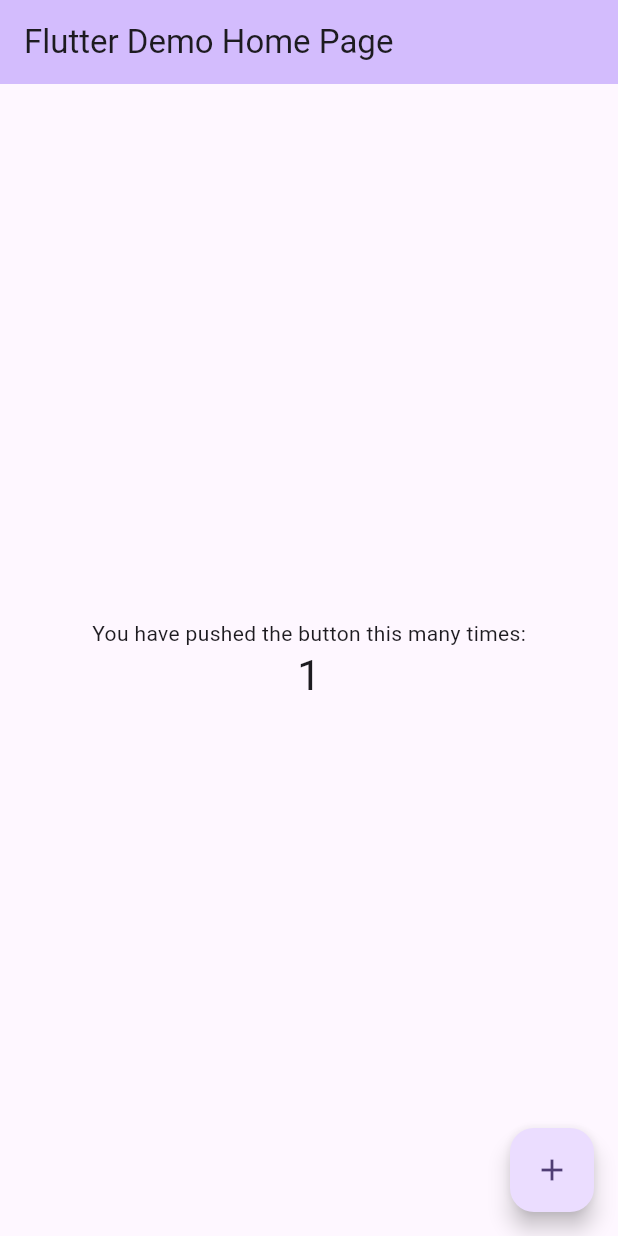
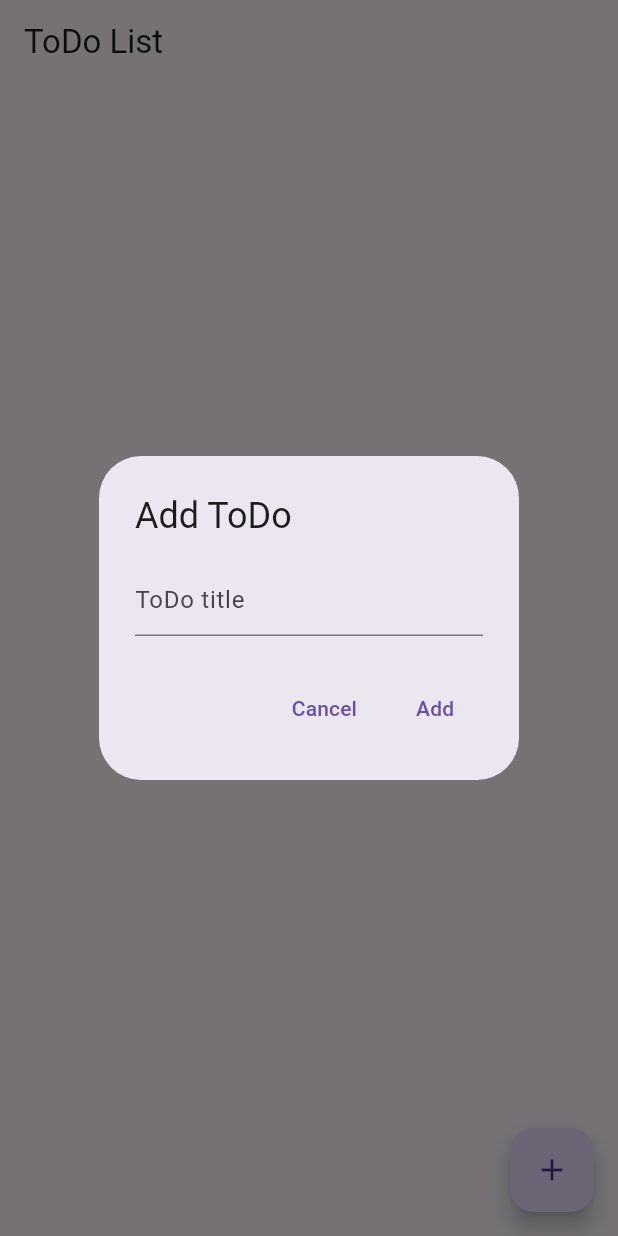
Before and after one commit to you22fy/flutter100, a Flutter app: the screen it shows after launch, after a tap on the "add" icon, on a phone screen of 412 x 824 dp. Run offline on Flutter 3.47's test engine with Material 3 defaults, Android fonts, the light colour scheme and no system bars; our stand-ins replace flutter_hooks, flutter_riverpod, hooks_riverpod.

Commit message:
add/機能のみ実装

```diff
--- a/app03_todo/lib/main.dart
+++ b/app03_todo/lib/main.dart
@@ -1,125 +1,91 @@
+import 'package:app03_todo/provider.dart';
+import 'package:app03_todo/todo.dart';
 import 'package:flutter/material.dart';
+import 'package:hooks_riverpod/hooks_riverpod.dart';
 
 void main() {
-  runApp(const MyApp());
+  runApp(
+    const ProviderScope(
+      child: MyApp(),
+    ),
+  );
 }
 
 class MyApp extends StatelessWidget {
   const MyApp({super.key});
 
-  // This widget is the root of your application.
   @override
   Widget build(BuildContext context) {
-    return MaterialApp(
-      title: 'Flutter Demo',
-      theme: ThemeData(
-        // This is the theme of your application.
-        //
-        // TRY THIS: Try running your application with "flutter run". You'll see
-        // the application has a purple toolbar. Then, without quitting the app,
-        // try changing the seedColor in the colorScheme below to Colors.green
-        // and then invoke "hot reload" (save your changes or press the "hot
-        // reload" button in a Flutter-supported IDE, or press "r" if you used
-        // the command line to start the app).
-        //
-        // Notice that the counter didn't reset back to zero; the application
-        // state is not lost during the reload. To reset the state, use hot
-        // restart instead.
-        //
-        // This works for code too, not just values: Most code changes can be
-        // tested with just a hot reload.
-        colorScheme: ColorScheme.fromSeed(seedColor: Colors.deepPurple),
-        useMaterial3: true,
-      ),
-      home: const MyHomePage(title: 'Flutter Demo Home Page'),
+    return const MaterialApp(
+      home: TodoListPage(),
     );
   }
 }
 
-class MyHomePage extends StatefulWidget {
-  const MyHomePage({super.key, required this.title});
-
-  // This widget is the home page of your application. It is stateful, meaning
-  // that it has a State object (defined below) that contains fields that affect
-  // how it looks.
-
-  // This class is the configuration for the state. It holds the values (in this
-  // case the title) provided by the parent (in this case the App widget) and
-  // used by the build method of the State. Fields in a Widget subclass are
-  // always marked "final".
-
-  final String title;
+class TodoListPage extends ConsumerWidget {
+  const TodoListPage({super.key});
 
   @override
-  State<MyHomePage> createState() => _MyHomePageState();
-}
+  Widget build(BuildContext context, WidgetRef ref) {
+    List<Todo> todos = ref.watch(todoListProvider);
 
-class _MyHomePageState extends State<MyHomePage> {
-  int _counter = 0;
-
-  void _incrementCounter() {
-    setState(() {
-      // This call to setState tells the Flutter framework that something has
-      // changed in this State, which causes it to rerun the build method below
-      // so that the display can reflect the updated values. If we changed
-      // _counter without calling setState(), then the build method would not be
-      // called again, and so nothing would appear to happen.
-      _counter++;
-    });
+    return Scaffold(
+      appBar: AppBar(title: const Text('ToDo List')),
+      body: ListView.builder(
+        itemCount: todos.length,
+        itemBuilder: (context, index) {
+          final todo = todos[index];
+          return ListTile(
+            title: Text(todo.title),
+            leading: Checkbox(
+              value: todo.completed,
+              onChanged: (bool? value) {
+                ref.read(todoListProvider.notifier).toggle(todo.id);
+              },
+            ),
+            trailing: IconButton(
+              icon: const Icon(Icons.delete),
+              onPressed: () {
+                ref.read(todoListProvider.notifier).remove(todo);
+              },
+            ),
+          );
+        },
+      ),
+      floatingActionButton: FloatingActionButton(
+        child: const Icon(Icons.add),
+        onPressed: () => _showAddTodoDialog(context, ref),
+      ),
+    );
   }
 
-  @override
-  Widget build(BuildContext context) {
-    // This method is rerun every time setState is called, for instance as done
-    // by the _incrementCounter method above.
-    //
-    // The Flutter framework has been optimized to make rerunning build methods
-    // fast, so that you can just rebuild anything that needs updating rather
-    // than having to individually change instances of widgets.
-    return Scaffold(
-      appBar: AppBar(
-        // TRY THIS: Try changing the color here to a specific color (to
-        // Colors.amber, perhaps?) and trigger a hot reload to see the AppBar
-        // change color while the other colors stay the same.
-        backgroundColor: Theme.of(context).colorScheme.inversePrimary,
-        // Here we take the value from the MyHomePage object that was created by
-        // the App.build method, and use it to set our appbar title.
-        title: Text(widget.title),
+  void _showAddTodoDialog(BuildContext context, WidgetRef ref) {
+    TextEditingController controller = TextEditingController();
+    showDialog(
+      context: context,
+      builder: (context) => AlertDialog(
+        title: const Text('Add ToDo'),
+        content: TextField(
+          controller: controller,
+          decoration: const InputDecoration(hintText: 'ToDo title'),
+        ),
+        actions: <Widget>[
+          TextButton(
+            child: const Text('Cancel'),
+            onPressed: () => Navigator.of(context).pop(),
+          ),
+          TextButton(
+            child: const Text('Add'),
+            onPressed: () {
+              final title = controller.text.trim();
+              if (title.isNotEmpty) {
+                ref.read(todoListProvider.notifier).add(title);
+                Navigator.of(context).pop();
+              }
+            },
+          ),
+        ],
       ),
-      body: Center(
-        // Center is a layout widget. It takes a single child and positions it
-        // in the middle of the parent.
-        child: Column(
-          // Column is also a layout widget. It takes a list of children and
-          // arranges them vertically. By default, it sizes itself to fit its
-          // children horizontally, and tries to be as tall as its parent.
-          //
-          // Column has various properties to control how it sizes itself and
-          // how it positions its children. Here we use mainAxisAlignment to
-          // center the children vertically; the main axis here is the vertical
-          // axis because Columns are vertical (the cross axis would be
-          // horizontal).
-          //
-          // TRY THIS: Invoke "debug painting" (choose the "Toggle Debug Paint"
-          // action in the IDE, or press "p" in the console), to see the
-          // wireframe for each widget.
-          mainAxisAlignment: MainAxisAlignment.center,
-          children: <Widget>[
-            const Text(
-              'You have pushed the button this many times:',
-            ),
-            Text(
-              '$_counter',
-              style: Theme.of(context).textTheme.headlineMedium,
-            ),
-          ],
-        ),
-      ),
-      floatingActionButton: FloatingActionButton(
-        onPressed: _incrementCounter,
-        tooltip: 'Increment',
-        child: const Icon(Icons.add),
-      ), // This trailing comma makes auto-formatting nicer for build methods.
     );
   }
 }
--- /dev/null
+++ b/app03_todo/lib/provider.dart
@@ -0,0 +1,30 @@
+import 'package:app03_todo/todo.dart';
+import 'package:hooks_riverpod/hooks_riverpod.dart';
+
+final todoListProvider =
+    StateNotifierProvider<TodoList, List<Todo>>((ref) => TodoList());
+
+class TodoList extends StateNotifier<List<Todo>> {
+  TodoList() : super([]);
+
+  void add(String title) {
+    state = [
+      ...state,
+      Todo(
+        id: DateTime.now().toString(),
+        title: title,
+      ),
+    ];
+  }
+
+  void remove(Todo todo) {
+    state = state.where((item) => item.id != todo.id).toList();
+  }
+
+  void toggle(String id) {
+    state = state
+        .map((todo) =>
+            todo.id == id ? todo.copyWith(completed: !todo.completed) : todo)
+        .toList();
+  }
+}
--- /dev/null
+++ b/app03_todo/lib/todo.dart
@@ -0,0 +1,19 @@
+class Todo {
+  final String id;
+  final String title;
+  final bool completed;
+
+  Todo({
+    required this.id,
+    required this.title,
+    this.completed = false,
+  });
+
+  Todo copyWith({String? id, String? title, bool? completed}) {
+    return Todo(
+      id: id ?? this.id,
+      title: title ?? this.title,
+      completed: completed ?? this.completed,
+    );
+  }
+}
--- a/app03_todo/pubspec.yaml
+++ b/app03_todo/pubspec.yaml
@@ -35,6 +35,9 @@ dependencies:
   # The following adds the Cupertino Icons font to your application.
   # Use with the CupertinoIcons class for iOS style icons.
   cupertino_icons: ^1.0.6
+  riverpod: ^2.5.1
+  hooks_riverpod: ^2.5.1
+  flutter_hooks: ^0.20.5
 
 dev_dependencies:
   flutter_test:
```
Also changed, not shown: app03_todo/pubspec.lock.
